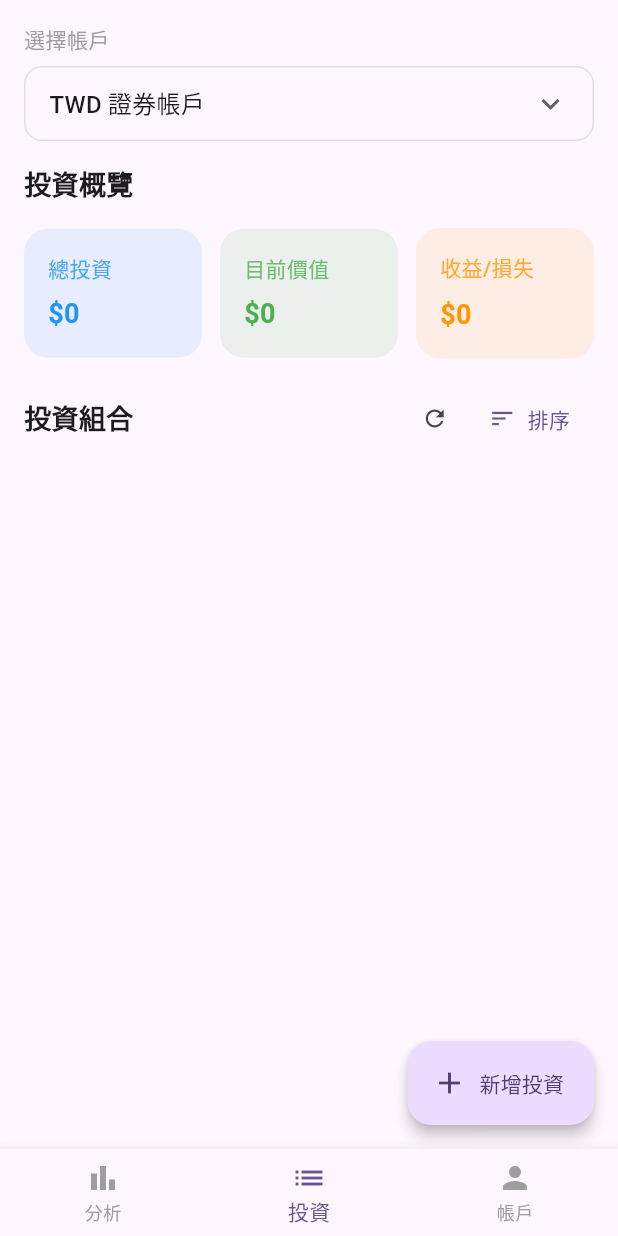
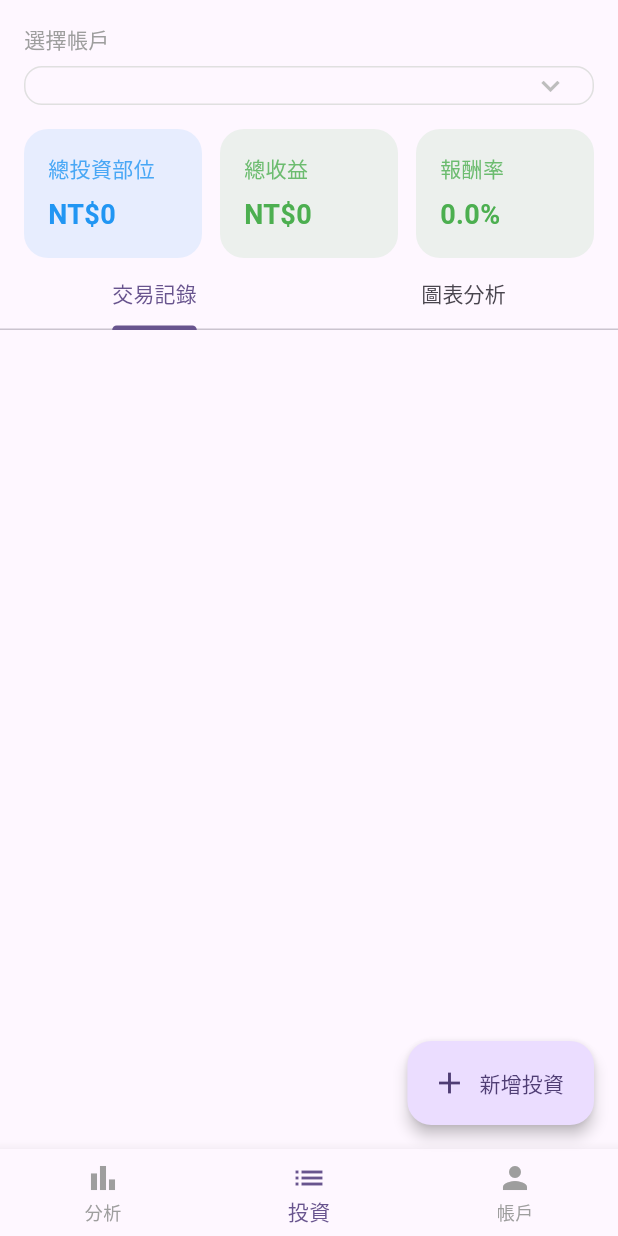
Before and after one commit to VictorChen199811/investment-app, a Flutter app: the screen it shows after launch, on a phone screen of 412 x 824 dp. Run offline on Flutter 3.47's test engine with Material 3 defaults, Android fonts, the phone set to English and light mode, and no system bars; our stand-ins replace sqflite; accounts and stored records are empty.

Commit message:
load account list from database

```diff
--- a/lib/view/home/HomePage.dart
+++ b/lib/view/home/HomePage.dart
@@ -17,7 +17,10 @@ class HomePage extends StatefulWidget {
 
 class _HomePageState extends State<HomePage> {
   final DatabaseHelper _db = DatabaseHelper();
-  String? _selectedAccount = 'TWD Securities Account';
+
+  // 從資料庫載入的帳戶列表
+  List<InvestmentAccount> _accounts = [];
+  int? _selectedAccountId;
 
   // 以空列表初始化，資料將從資料庫載入
   List<Investment> _investments = [];
@@ -25,7 +28,7 @@ class _HomePageState extends State<HomePage> {
   @override
   void initState() {
     super.initState();
-    _loadInvestments();
+    _loadAccounts();
 
     // // 初始化時進行數據驗證
     // print("投資項目總數: ${_investments.length}");
@@ -43,10 +46,23 @@ class _HomePageState extends State<HomePage> {
     // }
   }
 
-  Future<void> _loadInvestments() async {
-    var accounts = await _db.getAccounts();
+  Future<void> _loadAccounts() async {
+    final accounts = await _db.getAccounts();
+    int? accountId;
+    if (accounts.isNotEmpty) {
+      accountId = accounts.first.id;
+    }
+    setState(() {
+      _accounts = accounts;
+      _selectedAccountId = accountId;
+    });
+    if (accountId != null) {
+      await _loadInvestments(accountId);
+    }
+  }
 
-    final data = await _db.getInvestments(1);
+  Future<void> _loadInvestments(int accountId) async {
+    final data = await _db.getInvestments(accountId);
     setState(() {
       _investments = data;
     });
@@ -56,24 +72,31 @@ class _HomePageState extends State<HomePage> {
   Widget build(BuildContext context) {
     final theme = Theme.of(context);
 
-    // 避免在 build 方法中輸出日誌，因為它會在每次重建時執行
-    // 只在開發時輸出一條簡短的日誌，幫助調試
-    // print("重建 UI: ${_investments.length} 個投資項目");
-
-    return Scaffold(
+    return DefaultTabController(
+      length: 2,
+      child: Scaffold(
         backgroundColor: theme.colorScheme.background,
         body: SafeArea(
-        child: SingleChildScrollView(
           child: Column(
             crossAxisAlignment: CrossAxisAlignment.start,
             children: [
               _buildHeader(),
               _buildSummaryCards(),
-              _buildPortfolioSection(),
-              // 添加底部空間，防止內容被浮動按鈕遮擋
-              const SizedBox(height: 80),
+              const TabBar(
+                tabs: [
+                  Tab(text: '交易記錄'),
+                  Tab(text: '圖表分析'),
                 ],
               ),
+              Expanded(
+                child: TabBarView(
+                  children: [
+                    _buildTransactionList(),
+                    _buildChartAnalysis(),
+                  ],
+                ),
+              ),
+            ],
           ),
         ),
       floatingActionButton: FloatingActionButton.extended(
@@ -126,6 +149,7 @@ class _HomePageState extends State<HomePage> {
             }
           },
         ),
+      ),
     );
   }
 
@@ -150,27 +174,28 @@ class _HomePageState extends State<HomePage> {
               border: Border.all(color: Colors.grey.shade300),
             ),
             child: DropdownButtonHideUnderline(
-              child: DropdownButton<String>(
+              child: DropdownButton<int>(
                 isExpanded: true,
-                value: _selectedAccount,
+                value: _selectedAccountId,
                 padding: const EdgeInsets.symmetric(horizontal: 16.0),
                 borderRadius: BorderRadius.circular(12),
                 icon: const Icon(Icons.keyboard_arrow_down),
                 onChanged: (value) {
                   setState(() {
-                    _selectedAccount = value;
+                    _selectedAccountId = value;
                   });
+                  if (value != null) {
+                    _loadInvestments(value);
+                  }
                 },
-                items: const [
-                  DropdownMenuItem(
-                    value: 'TWD Securities Account',
-                    child: Text('TWD 證券帳戶'),
+                items: _accounts
+                    .map(
+                      (acc) => DropdownMenuItem(
+                        value: acc.id,
+                        child: Text(acc.name),
                       ),
-                  DropdownMenuItem(
-                    value: 'USD Brokerage Account',
-                    child: Text('USD 經紀帳戶'),
-                  ),
-                ],
+                    )
+                    .toList(),
               ),
             ),
           ),
@@ -180,46 +205,37 @@ class _HomePageState extends State<HomePage> {
   }
 
   Widget _buildSummaryCards() {
-    // 使用更安全的方式計算總額
     double totalInvestment = _calculateTotalInvestment();
     double currentValue = _calculateCurrentValue();
-    double profitLoss = currentValue - totalInvestment;
+    double profit = currentValue - totalInvestment;
+    double returnRate = _calculateReturnRate();
 
-    return Container(
+    Color profitColor = profit >= 0 ? Colors.green : Colors.red;
+    Color rateColor = returnRate >= 0 ? Colors.green : Colors.red;
+
+    return Padding(
       padding: const EdgeInsets.symmetric(horizontal: 16.0),
-      child: Column(
-        crossAxisAlignment: CrossAxisAlignment.start,
-        children: [
-          const Text(
-            '投資概覽',
-            style: TextStyle(
-              fontSize: 18,
-              fontWeight: FontWeight.bold,
-            ),
-          ),
-          const SizedBox(height: 16),
-          Row(
+      child: Row(
         children: [
           Expanded(
-                child: _buildSummaryCard('總投資', totalInvestment, Colors.blue),
+            child: _buildSummaryCard('總投資部位', totalInvestment, Colors.blue),
           ),
           const SizedBox(width: 12),
           Expanded(
-                child: _buildSummaryCard('目前價值', currentValue, Colors.green),
+            child: _buildSummaryCard('總收益', profit, profitColor),
           ),
           const SizedBox(width: 12),
           Expanded(
-                child: _buildSummaryCard('收益/損失', profitLoss, Colors.orange),
-              ),
-            ],
+            child: _buildSummaryCard('報酬率', returnRate, rateColor,
+                isPercentage: true),
           ),
         ],
       ),
     );
-
   }
 
-  Widget _buildSummaryCard(String title, double amount, Color color) {
+  Widget _buildSummaryCard(String title, double amount, Color color,
+      {bool isPercentage = false}) {
     return Container(
       padding: const EdgeInsets.all(16),
       decoration: BoxDecoration(
@@ -239,7 +255,9 @@ class _HomePageState extends State<HomePage> {
           ),
           const SizedBox(height: 8),
           Text(
-            '\$${amount.toStringAsFixed(0)}',
+            isPercentage
+                ? '${amount.toStringAsFixed(1)}%'
+                : 'NT\$${amount.toStringAsFixed(0)}',
             style: TextStyle(
               fontSize: 18,
               fontWeight: FontWeight.bold,
@@ -251,107 +269,15 @@ class _HomePageState extends State<HomePage> {
     );
   }
 
-  Widget _buildPortfolioSection() {
-    // 創建數據快照，確保 UI 重建時使用當前數據
-    final investmentsSnapshot = List<Investment>.from(_investments);
-    // print("構建投資組合區段：${investmentsSnapshot.length} 個項目");
-
-    // // 遍歷並打印所有項目，幫助調試
-    // for (int i = 0; i < investmentsSnapshot.length; i++) {
-    //   print("  - 項目 $i: ${investmentsSnapshot[i].symbol}");
-    // }
-
-    return Padding(
-      padding: const EdgeInsets.all(16.0),
-      child: Column(
-        crossAxisAlignment: CrossAxisAlignment.start,
-        children: [
-          Row(
-            mainAxisAlignment: MainAxisAlignment.spaceBetween,
-            children: [
-              const Row(
-                children: [
-                  Text(
-                    '投資組合',
-                    style: TextStyle(
-                      fontSize: 18,
-                      fontWeight: FontWeight.bold,
-                    ),
-                  ),
-                  // 視覺標記，顯示黃金項目狀態
-                ],
-              ),
-              Row(
-                children: [
-                  // 添加刷新按鈕
-                  // 添加兩個按鈕：刷新和重置
-                  Row(
-                    children: [
-                      // 原有的刷新按鈕
-                      IconButton(
-                        onPressed: () {
-                          // 先執行診斷
-                          // print("\n===== 刷新前診斷 =====");
-                          // print("投資列表長度: ${_investments.length}");
-                          // for (int i = 0; i < _investments.length; i++) {
-                          //   print("  $i: ${_investments[i].symbol}");
-                          // }
-
-                          // 強制刷新 UI
-                          setState(() {
-                            // print("手動刷新 UI");
-                          });
-
-                          // 延遲執行第二次刷新，確保 UI 更新
-                          Future.delayed(const Duration(milliseconds: 300), () {
-                            setState(() {
-                              // print("二次刷新確認 - 當前項目數: ${_investments.length}");
-                            });
-                          });
+  Widget _buildTransactionList() {
+    return ListView.separated(
+      padding: const EdgeInsets.all(16),
+      itemCount: _investments.length,
+      itemBuilder: (context, index) {
+        final item = _investments[index];
+        return _buildTransactionTile(item);
       },
-                        icon: const Icon(Icons.refresh, size: 18),
-                        tooltip: '刷新列表',
-                      ),
-                    ],
-                  ),
-                  TextButton.icon(
-                    onPressed: () {},
-                    icon: const Icon(Icons.sort, size: 18),
-                    label: const Text('排序'),
-                  ),
-                ],
-              ),
-            ],
-          ),
-          const SizedBox(height: 16),
-          // 使用 Column 和 map 方法替代 ListView，避免在 SingleChildScrollView 中嵌套可滾動視圖
-          // 重新構建投資列表，使用最直接的方式處理數據
-          Column(
-            children: List.generate(investmentsSnapshot.length, (index) {
-              // 使用快照數據而不是直接引用 _investments
-              final Investment item = investmentsSnapshot[index];
-              final symbol = item.symbol;
-
-              final double cost = item.totalCost;
-              final double currentPrice = item.currentPrice;
-
-              return Column(
-                key: ValueKey('investment-$index-$symbol'), // 添加唯一 Key
-                children: [
-                  _buildInvestmentCard(
-                    key: ValueKey(symbol), // 為卡片添加 Key
-                    symbol: symbol,
-                    cost: cost,
-                    currentPrice: currentPrice,
-                  ),
-                  if (index < _investments.length - 1)
-                    const SizedBox(height: 12),
-                ],
-              );
-            }),
-          ),
-        ],
-      ),
+      separatorBuilder: (context, index) => const Divider(),
     );
   }
 
@@ -371,6 +297,12 @@ class _HomePageState extends State<HomePage> {
       total += investment.currentPrice;
     }
     return total;
+  }
+
+  double _calculateReturnRate() {
+    double totalCost = _calculateTotalInvestment();
+    if (totalCost == 0) return 0;
+    return ((_calculateCurrentValue() - totalCost) / totalCost) * 100;
   }
 
   // 計算投資項目的漲跌幅度 - 更加穩健的實現
@@ -410,6 +342,60 @@ class _HomePageState extends State<HomePage> {
         developer.log('Current investment count: ${_investments.length}');
       });
     }
+  }
+
+  Widget _buildTransactionTile(Investment item) {
+    final amount = item.totalCost;
+    final dateStr =
+        '${item.buyDate.year}-${item.buyDate.month.toString().padLeft(2, '0')}-${item.buyDate.day.toString().padLeft(2, '0')}';
+    return ListTile(
+      leading: const Icon(Icons.swap_vert),
+      title: Text(item.symbol),
+      subtitle: const Text('買入'),
+      trailing: Column(
+        mainAxisSize: MainAxisSize.min,
+        crossAxisAlignment: CrossAxisAlignment.end,
+        children: [
+          Text('金額 NT\$${amount.toStringAsFixed(0)}'),
+          Text('數量 ${item.quantity}'),
+          Text(
+            dateStr,
+            style: const TextStyle(fontSize: 12, color: Colors.grey),
+          ),
+        ],
+      ),
+    );
+  }
+
+  Widget _buildChartAnalysis() {
+    return SingleChildScrollView(
+      padding: const EdgeInsets.all(16),
+      child: Column(
+        children: [
+          Container(
+            height: 200,
+            color: Colors.blueGrey.withOpacity(0.1),
+            alignment: Alignment.center,
+            child: const Text('折線圖 Placeholder'),
+          ),
+          const SizedBox(height: 16),
+          Container(
+            height: 200,
+            color: Colors.blueGrey.withOpacity(0.1),
+            alignment: Alignment.center,
+            child: const Text('圓餅圖 Placeholder'),
+          ),
+          const SizedBox(height: 16),
+          Container(
+            height: 200,
+            color: Colors.blueGrey.withOpacity(0.1),
+            alignment: Alignment.center,
+            child: const Text('長條圖 Placeholder'),
+          ),
+          const SizedBox(height: 80),
+        ],
+      ),
+    );
   }
 
   Widget _buildInvestmentCard({
```
Lines whose indentation alone changed are shown as unchanged.
